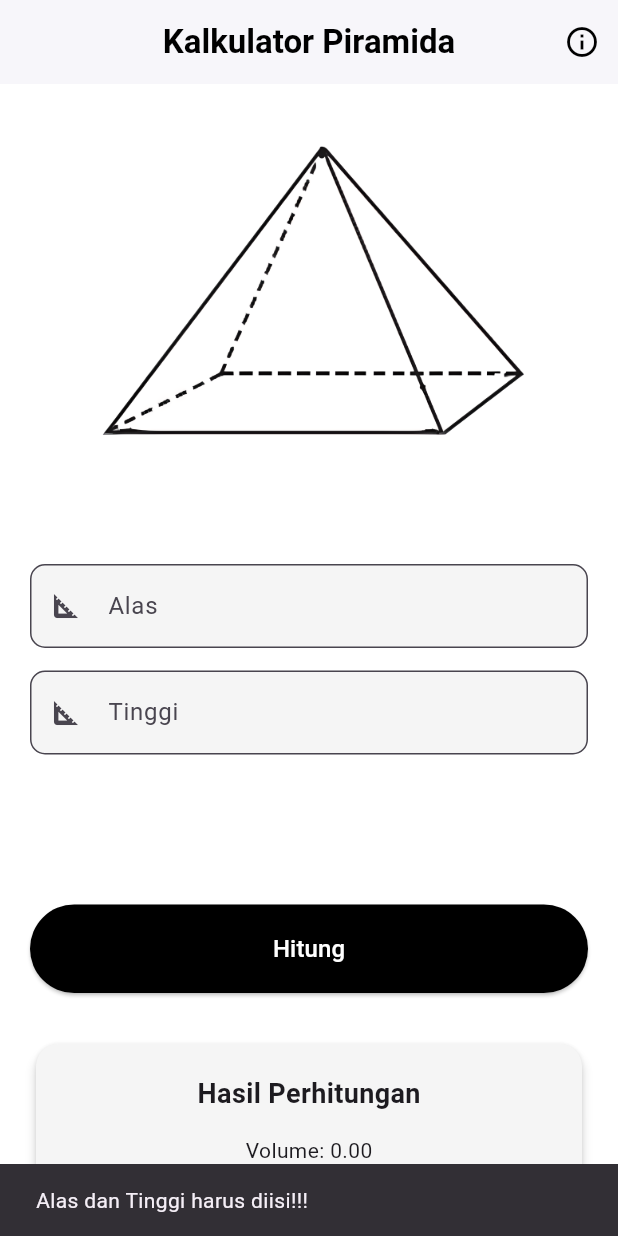
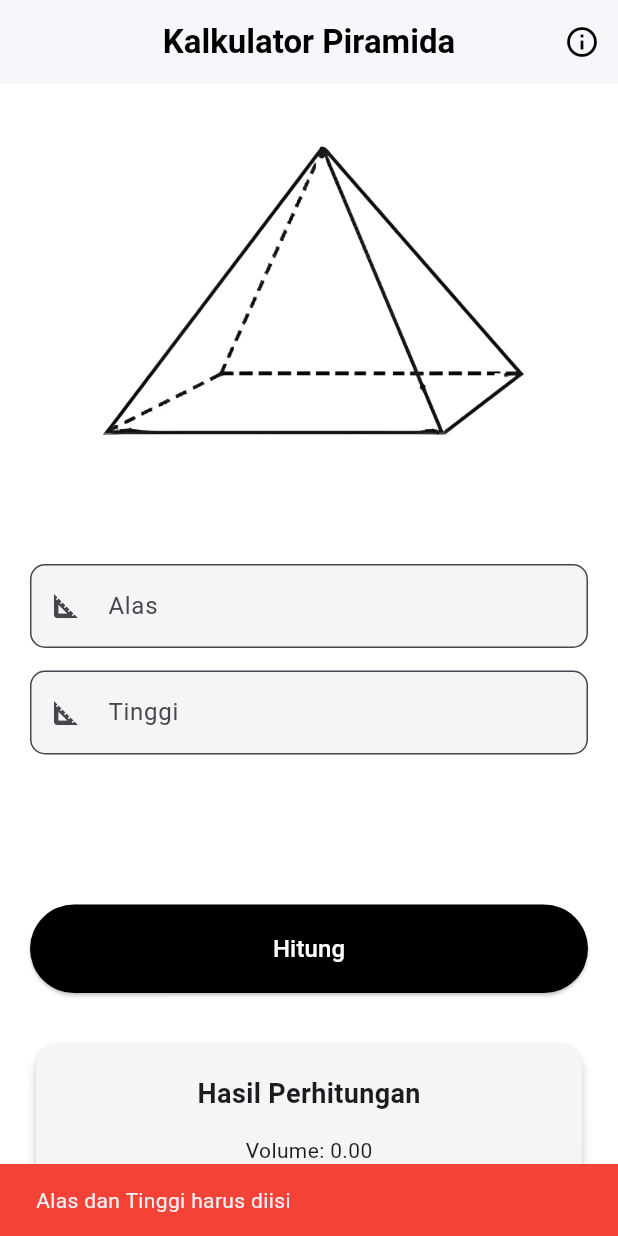
Before and after one commit to ReynardAdimas/TPM_Tugas2, a Flutter app: the screen it shows after launch, after a tap on "Hitung", on a phone screen of 412 x 824 dp. Run offline on Flutter 3.47's test engine with Material 3 defaults, Android fonts, the phone set to English and light mode, and no system bars.

Commit message:
update: add color & edit teks

```diff
--- a/lib/pages/piramid_page.dart
+++ b/lib/pages/piramid_page.dart
@@ -32,7 +32,10 @@ class _PiramidScreenState extends State<PiramidPage> {
   void errorHandling() {
     if (sisiC.text.isEmpty || tinggiC.text.isEmpty) {
       ScaffoldMessenger.of(context).showSnackBar(
-        const SnackBar(content: Text("Alas dan Tinggi harus diisi!!!"))
+        const SnackBar(
+          content: Text("Alas dan Tinggi harus diisi"),
+          backgroundColor: Colors.red,
+        ),
       );
       return;
     }
@@ -42,14 +45,20 @@ class _PiramidScreenState extends State<PiramidPage> {
 
     if (s == null || t == null) {
       ScaffoldMessenger.of(context).showSnackBar(
-        const SnackBar(content: Text("Input Harus Angka!!!"))
+        const SnackBar(
+          content: Text("Input Harus Angka"),
+          backgroundColor: Colors.red,
+          ),
       );
       return;
     }
 
     if (s <= 0 || t <= 0) {
       ScaffoldMessenger.of(context).showSnackBar(
-        const SnackBar(content: Text("Nilai Harus Lebih Dari 0!!!"))
+        const SnackBar(
+          content: Text("Nilai Harus Lebih Dari 0"),
+          backgroundColor: Colors.red,
+          ),
       );
       return;
     }
```
